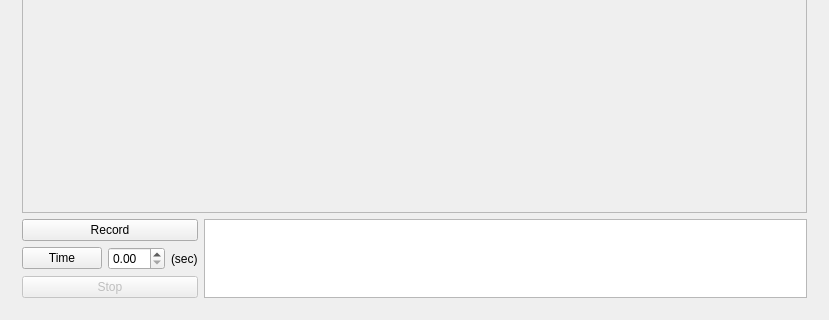
Before: the Qt Designer form forms/mainwindow.ui in GaitRehabilitation/SMART, drawn with Qt 5; both pictures show x 0 to 829 and y 286 to 606 of the 829 by 606 pixel window.
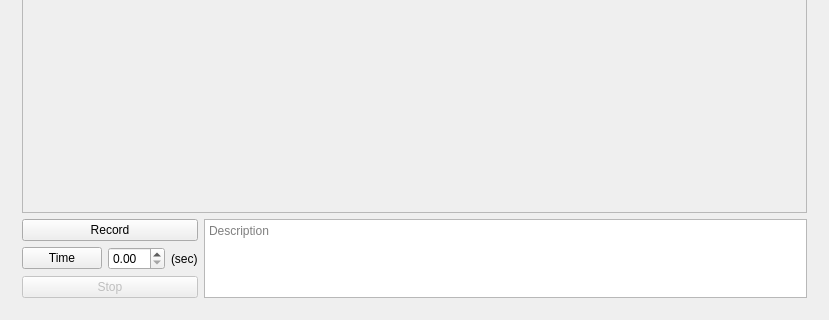
After: the same form once the commit is applied. Icons and pictures are not drawn.

```diff
--- a/forms/mainwindow.ui
+++ b/forms/mainwindow.ui
@@ -114,6 +114,9 @@
             <property name="statusTip">
              <string/>
             </property>
+            <property name="placeholderText">
+             <string>Description</string>
+            </property>
            </widget>
           </item>
          </layout>
```
Left out of the diff: 4 changed lines with no effect on the pictures.
